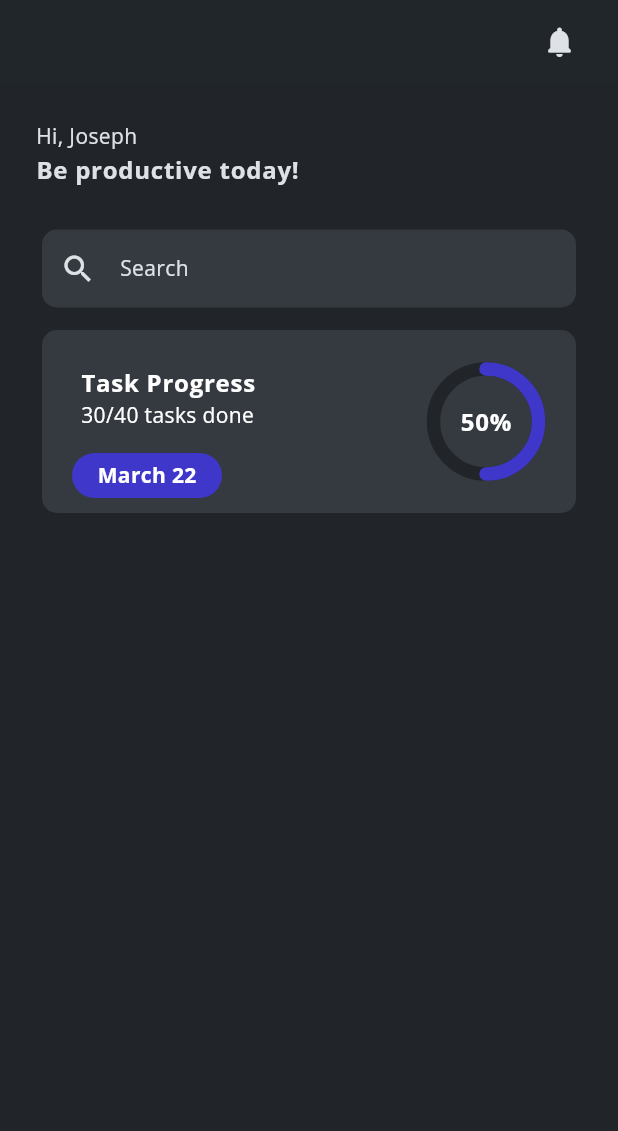
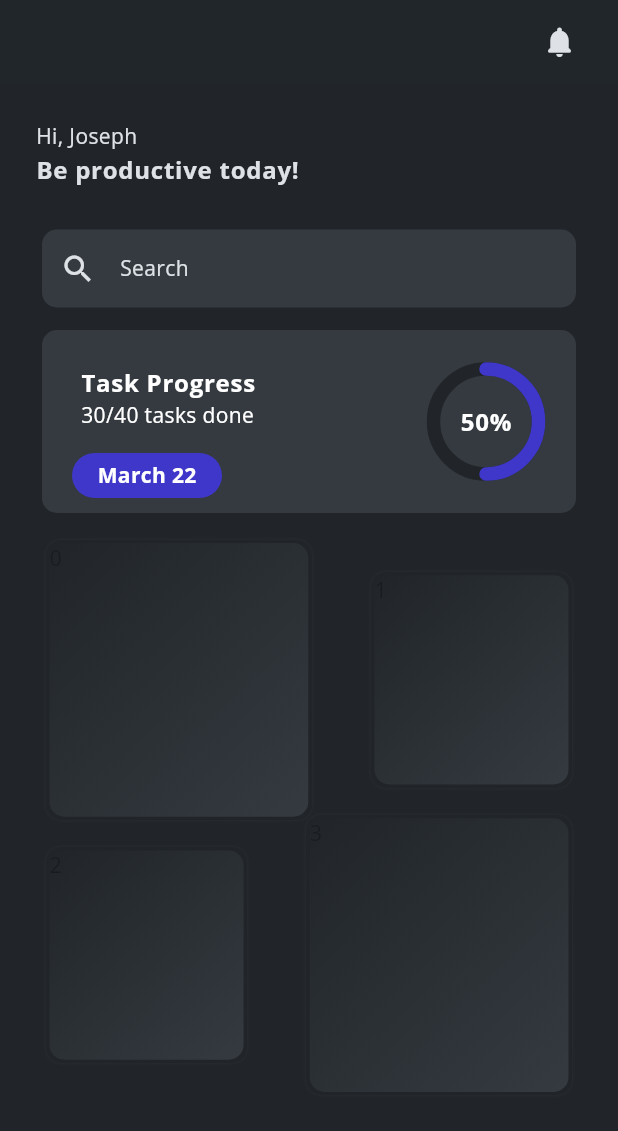
Before and after one commit to asare-21/task_manager, a Flutter app: the screen it shows after launch, on a phone screen of 412 x 824 dp. Shown: the top 1131 px of the screen. Run offline on Flutter 3.47's test engine with Material 3 defaults, Android fonts, the phone set to English and light mode, and no system bars; our stand-ins replace gap, go_router.

Commit message:
created progress widget

```diff
--- a/lib/main.dart
+++ b/lib/main.dart
@@ -18,7 +18,6 @@ class MyApp extends StatelessWidget {
         fontFamily: "open-sans",
         scaffoldBackgroundColor: bgColor,
         colorScheme: ColorScheme.fromSeed(seedColor: bgColor),
-        cardColor: grey,
         appBarTheme: AppBarTheme(elevation: 0.5, color: bgColor),
         useMaterial3: true,
       ),
--- a/lib/screens/home_screen.dart
+++ b/lib/screens/home_screen.dart
@@ -1,7 +1,10 @@
 import 'package:flutter/material.dart';
+import 'package:flutter_staggered_grid_view/flutter_staggered_grid_view.dart';
 import 'package:gap/gap.dart';
 import 'package:task_manager/config/globals.dart';
 import 'package:task_manager/widgets/search_widget.dart';
+import 'package:task_manager/widgets/staggered_grid.dart';
+import 'package:task_manager/widgets/task_progress.dart';
 
 class HomeScreen extends StatefulWidget {
   const HomeScreen({super.key});
@@ -25,8 +28,9 @@ class _HomeScreenState extends State<HomeScreen> {
           const Gap(15)
         ],
       ),
-      body: ListView(
+      body: Padding(
         padding: const EdgeInsets.symmetric(horizontal: 8, vertical: 10),
+        child: Column(
           children: [
             ListTile(
               title: Text(
@@ -47,99 +51,11 @@ class _HomeScreenState extends State<HomeScreen> {
             const Gap(5),
             const SearchWidget(),
             const Gap(5),
-          Container(
-            margin: const EdgeInsets.symmetric(horizontal: 20),
-            padding: const EdgeInsets.symmetric(horizontal: 10, vertical: 10),
-            decoration: BoxDecoration(
-              color: bgColor1,
-              borderRadius: BorderRadius.circular(10),
-            ),
-            child: SizedBox(
-              width: double.infinity,
-              child: Row(
-                children: [
-                  Expanded(
-                    flex: 4,
-                    child: Column(
-                      crossAxisAlignment: CrossAxisAlignment.start,
-                      children: [
-                        SizedBox(
-                          width: MediaQuery.of(context).size.width * 0.8,
-                          child: ListTile(
-                            title: Text(
-                              "Task Progress",
-                              style: Theme.of(context)
-                                  .textTheme
-                                  .bodyLarge!
-                                  .copyWith(
-                                      color: Colors.white,
-                                      fontWeight: FontWeight.bold),
-                            ),
-                            subtitle: Text(
-                              "30/40 tasks done",
-                              style: Theme.of(context)
-                                  .textTheme
-                                  .bodyMedium!
-                                  .copyWith(color: Colors.white),
-                            ),
-                          ),
-                        ),
-                        Container(
-                          height: 30,
-                          width: 100,
-                          alignment: Alignment.center,
-                          margin: const EdgeInsets.only(left: 10),
-                          decoration: BoxDecoration(
-                            color: const Color(0xff3f37c9),
-                            borderRadius: BorderRadius.circular(30),
-                          ),
-                          child: Text(
-                            "March 22",
-                            style: Theme.of(context)
-                                .textTheme
-                                .bodyMedium!
-                                .copyWith(
-                                    color: Colors.white,
-                                    fontWeight: FontWeight.bold),
-                          ),
-                        )
+            const TaskProgress(),
+            const Gap(10),
+            const StaggeredGridViewF()
           ],
         ),
-                  ),
-                  SizedBox(
-                      height: 100,
-                      width: 100,
-                      child: Stack(
-                        alignment: Alignment.center,
-                        children: [
-                          SizedBox(
-                            height: 70,
-                            width: 70,
-                            child: CircularProgressIndicator(
-                              value: 0.5,
-                              strokeWidth: 9,
-                              color: const Color(0xff3f37c9),
-                              backgroundColor: bgColor,
-                              strokeCap: StrokeCap.round,
-                            ),
-                          ),
-                          Positioned(
-                              child: Text(
-                            "50%",
-                            style: Theme.of(context)
-                                .textTheme
-                                .bodyLarge!
-                                .copyWith(
-                                    color: Colors.white,
-                                    fontWeight: FontWeight.bold),
-                          ))
-                        ],
-                      ))
-                ],
-              ),
-            ),
-          )
-        ],
       ),
     );
   }
--- /dev/null
+++ b/lib/widgets/staggered_grid.dart
@@ -0,0 +1,54 @@
+import 'package:flutter/material.dart';
+import 'package:flutter_staggered_grid_view/flutter_staggered_grid_view.dart';
+import 'package:task_manager/config/globals.dart';
+
+class StaggeredGridViewF extends StatelessWidget {
+  const StaggeredGridViewF({super.key});
+
+  @override
+  Widget build(BuildContext context) {
+    return Expanded(
+      child: Padding(
+        padding: const EdgeInsets.symmetric(horizontal: 25, vertical: 10),
+        child: GridView.custom(
+          gridDelegate: SliverWovenGridDelegate.count(
+            crossAxisCount: 2,
+            mainAxisSpacing: 1,
+            crossAxisSpacing: 1,
+            tileBottomSpace: 10,
+            pattern: [
+              const WovenGridTile(1),
+              const WovenGridTile(
+                1,
+                crossAxisRatio: 3 / 4,
+                alignment: AlignmentDirectional.centerEnd,
+              ),
+            ],
+          ),
+          childrenDelegate: SliverChildBuilderDelegate(
+            childCount: 4,
+            (context, index) => Container(
+                decoration: BoxDecoration(
+                    boxShadow: [
+                      BoxShadow(
+                          blurRadius: 1,
+                          color: bgColor1.withOpacity(0.5),
+                          blurStyle: BlurStyle.outer,
+                          spreadRadius: 2)
+                    ],
+                    gradient: LinearGradient(
+                        begin: Alignment.topLeft,
+                        end: Alignment.bottomRight,
+                        colors: [
+                          bgColor,
+                          bgColor1,
+                        ]),
+                    color: const Color(0xff3f37c9),
+                    borderRadius: BorderRadius.circular(10)),
+                child: Text(index.toString())),
+          ),
+        ),
+      ),
+    );
+  }
+}
--- /dev/null
+++ b/lib/widgets/task_progress.dart
@@ -0,0 +1,90 @@
+import 'package:flutter/material.dart';
+import 'package:task_manager/config/globals.dart';
+
+class TaskProgress extends StatelessWidget {
+  const TaskProgress({super.key});
+
+  @override
+  Widget build(BuildContext context) {
+    return Container(
+      margin: const EdgeInsets.symmetric(horizontal: 20),
+      padding: const EdgeInsets.symmetric(horizontal: 10, vertical: 10),
+      decoration: BoxDecoration(
+        color: bgColor1,
+        borderRadius: BorderRadius.circular(10),
+      ),
+      child: SizedBox(
+        width: double.infinity,
+        child: Row(
+          children: [
+            Expanded(
+              flex: 4,
+              child: Column(
+                crossAxisAlignment: CrossAxisAlignment.start,
+                children: [
+                  SizedBox(
+                    width: MediaQuery.of(context).size.width * 0.8,
+                    child: ListTile(
+                      title: Text(
+                        "Task Progress",
+                        style: Theme.of(context).textTheme.bodyLarge!.copyWith(
+                            color: Colors.white, fontWeight: FontWeight.bold),
+                      ),
+                      subtitle: Text(
+                        "30/40 tasks done",
+                        style: Theme.of(context)
+                            .textTheme
+                            .bodyMedium!
+                            .copyWith(color: Colors.white),
+                      ),
+                    ),
+                  ),
+                  Container(
+                    height: 30,
+                    width: 100,
+                    alignment: Alignment.center,
+                    margin: const EdgeInsets.only(left: 10),
+                    decoration: BoxDecoration(
+                      color: const Color(0xff3f37c9),
+                      borderRadius: BorderRadius.circular(30),
+                    ),
+                    child: Text(
+                      "March 22",
+                      style: Theme.of(context).textTheme.bodyMedium!.copyWith(
+                          color: Colors.white, fontWeight: FontWeight.bold),
+                    ),
+                  )
+                ],
+              ),
+            ),
+            SizedBox(
+                height: 100,
+                width: 100,
+                child: Stack(
+                  alignment: Alignment.center,
+                  children: [
+                    SizedBox(
+                      height: 70,
+                      width: 70,
+                      child: CircularProgressIndicator(
+                        value: 0.5,
+                        strokeWidth: 9,
+                        color: const Color(0xff3f37c9),
+                        backgroundColor: bgColor,
+                        strokeCap: StrokeCap.round,
+                      ),
+                    ),
+                    Positioned(
+                        child: Text(
+                      "50%",
+                      style: Theme.of(context).textTheme.bodyLarge!.copyWith(
+                          color: Colors.white, fontWeight: FontWeight.bold),
+                    ))
+                  ],
+                ))
+          ],
+        ),
+      ),
+    );
+  }
+}
```
Lines whose indentation alone changed are shown as unchanged.
